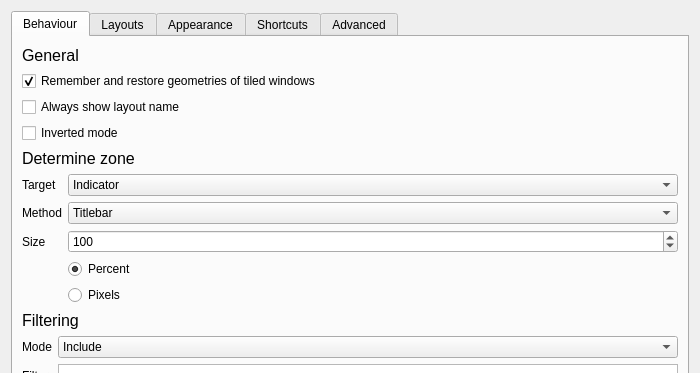
Qt form contents/ui/config.ui (gerritdevriese/kzones) before a commit; both pictures show x 0 to 700 and y 0 to 373 of the 700 by 616 pixel window.
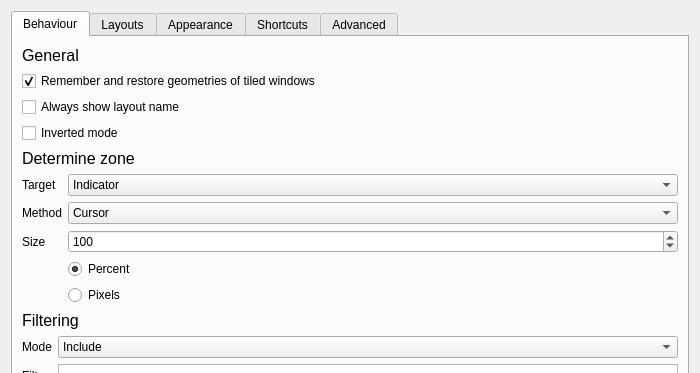
The same form after that commit. Icons and pictures are not drawn. Custom widgets are drawn as their Qt base class.

Diff of the .ui file:
```diff
--- a/contents/ui/config.ui
+++ b/contents/ui/config.ui
@@ -132,6 +132,9 @@
            <property name="toolTip">
             <string>Method to determine in which zone the window is located</string>
            </property>
+           <property name="currentIndex">
+            <number>2</number>
+           </property>
            <property name="frame">
             <bool>true</bool>
            </property>
```
